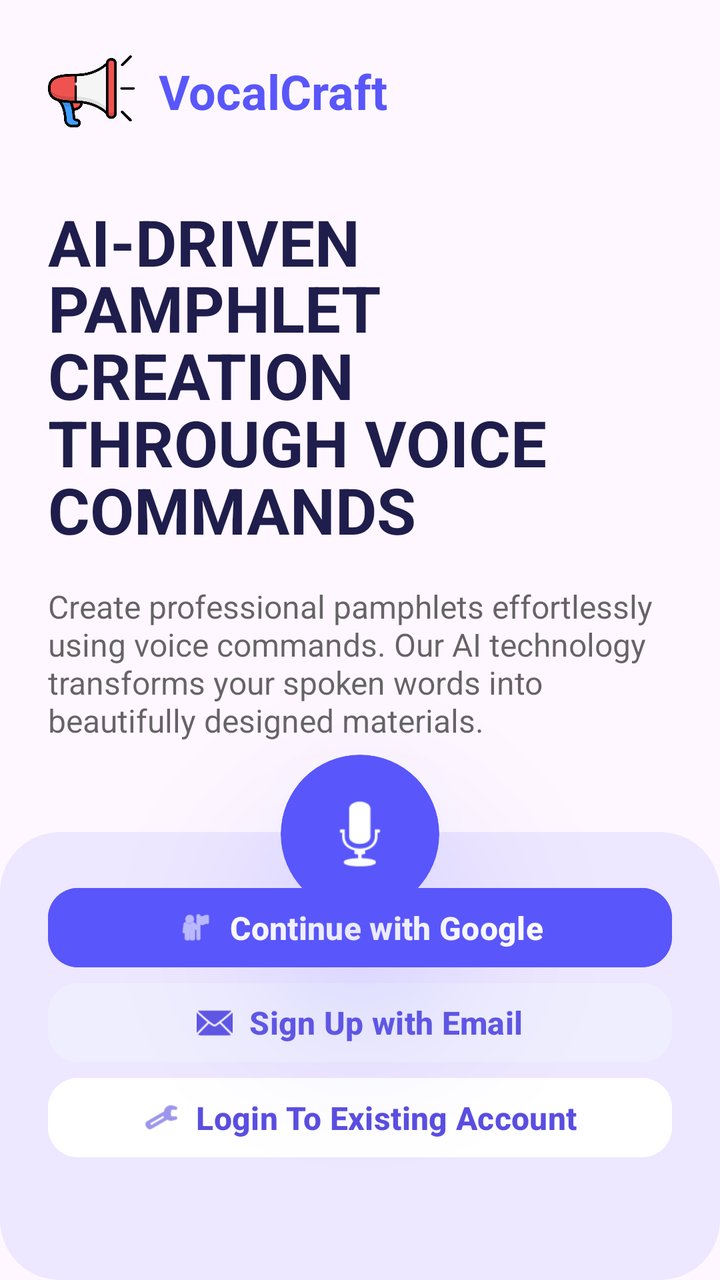
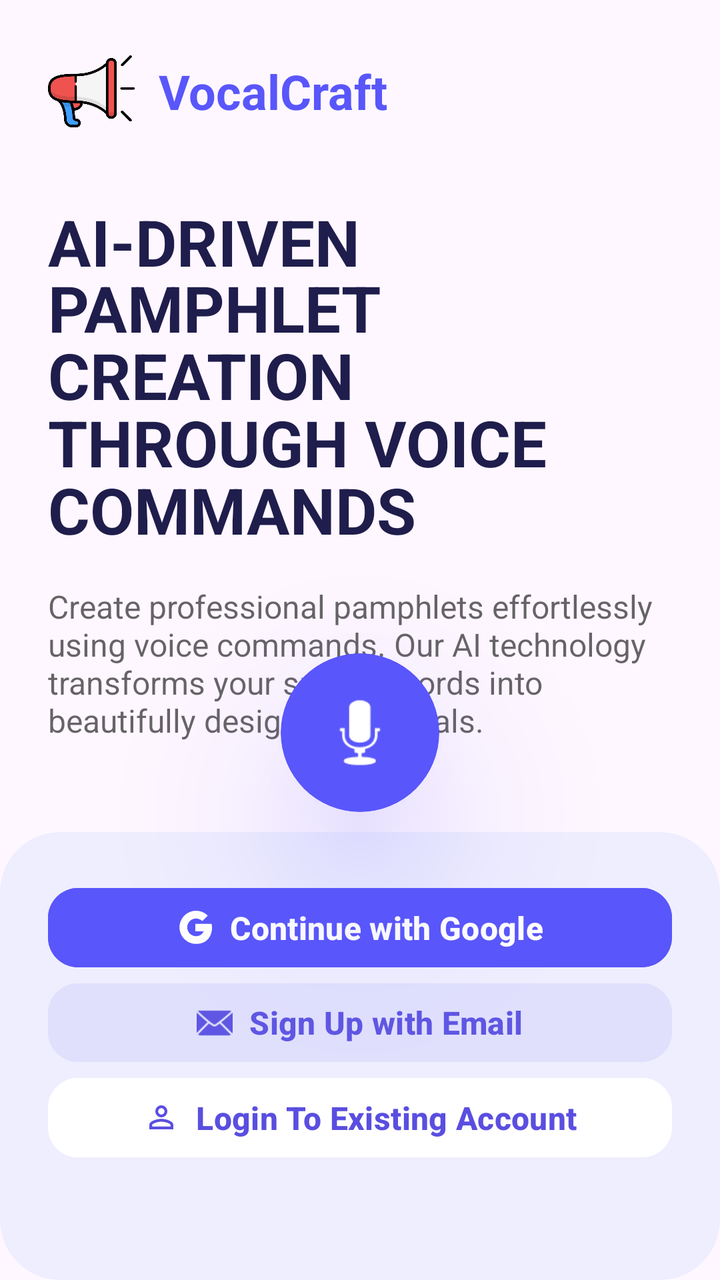

Compare the two renders of this Android layout. The source of the first and the diff that turns it into the second are given below.
<!-- AndroidManifest.xml: application theme Theme.VocalCraft -->
<!-- res/layout/signin_menu.xml -->
<?xml version="1.0" encoding="utf-8"?>
<androidx.constraintlayout.widget.ConstraintLayout 
    xmlns:android="http://schemas.android.com/apk/res/android"
    xmlns:app="http://schemas.android.com/apk/res-auto"
    android:layout_width="match_parent"
    android:layout_height="match_parent">

    
    <ImageView
        android:id="@+id/iconImage"
        android:layout_width="0dp"
        android:layout_height="0dp"
        app:layout_constraintWidth_percent="0.12"
        app:layout_constraintDimensionRatio="1:1"
        android:layout_marginStart="24dp"
        android:layout_marginTop="24dp"
        app:layout_constraintStart_toStartOf="parent"
        app:layout_constraintTop_toTopOf="parent"
        app:srcCompat="@drawable/megaphone" />

    
    <TextView
        android:id="@+id/titleText"
        android:layout_width="wrap_content"
        android:layout_height="wrap_content"
        android:text="VocalCraft"
        android:textStyle="bold"
        android:textSize="24sp"
        android:textColor="#5956fb"
        android:layout_marginStart="12dp"
        app:layout_constraintStart_toEndOf="@id/iconImage"
        app:layout_constraintTop_toTopOf="@id/iconImage"
        app:layout_constraintBottom_toBottomOf="@id/iconImage" />

    
    <TextView
        android:id="@+id/featureText"
        android:layout_width="0dp"
        android:layout_height="wrap_content"
        android:text="AI-DRIVEN\nPAMPHLET CREATION\nTHROUGH VOICE\nCOMMANDS"
        android:textSize="32sp"
        android:textStyle="bold"
        android:textColor="#1f1d4c"
        android:lineSpacingMultiplier="0.9"
        android:layout_marginHorizontal="24dp"
        android:layout_marginTop="32dp"
        app:layout_constraintStart_toStartOf="parent"
        app:layout_constraintEnd_toEndOf="parent"
        app:layout_constraintTop_toBottomOf="@id/iconImage"/>

    
    <TextView
        android:id="@+id/descriptionText"
        android:layout_width="0dp"
        android:layout_height="wrap_content"
        android:text="Create professional pamphlets effortlessly using voice commands. Our AI technology transforms your spoken words into beautifully designed materials."
        android:textSize="16sp"
        android:textColor="#99000000"
        android:layout_marginHorizontal="24dp"
        android:layout_marginTop="16dp"
        app:layout_constraintStart_toStartOf="parent"
        app:layout_constraintEnd_toEndOf="parent"
        app:layout_constraintTop_toBottomOf="@id/featureText"/>

    
    <androidx.cardview.widget.CardView
        android:id="@+id/microphoneContainer"
        android:layout_width="0dp"
        android:layout_height="0dp"
        app:layout_constraintWidth_percent="0.22"
        app:layout_constraintDimensionRatio="1:1"
        app:cardBackgroundColor="#5956fb"
        app:cardCornerRadius="1000dp"
        app:cardElevation="24dp"
        android:outlineSpotShadowColor="#5956fb"
        android:outlineAmbientShadowColor="#5956fb"
        android:stateListAnimator="@null"
        android:elevation="24dp"
        android:translationZ="24dp"
        android:layout_marginTop="24dp"
        app:layout_constraintVertical_bias="0.3"
        app:layout_constraintStart_toStartOf="parent"
        app:layout_constraintEnd_toEndOf="parent"
        app:layout_constraintBottom_toTopOf="@id/buttonContainer"
        app:layout_constraintTop_toBottomOf="@id/descriptionText">

        <ImageView
            android:id="@+id/microphoneIcon"
            android:layout_width="match_parent"
            android:layout_height="match_parent"
            android:layout_gravity="center"
            android:padding="16dp"
            android:src="@android:drawable/ic_btn_speak_now"
            app:tint="@android:color/white"/>

    </androidx.cardview.widget.CardView>

    
    <androidx.cardview.widget.CardView
        android:id="@+id/buttonContainer"
        android:layout_width="match_parent"
        android:layout_height="0dp"
        app:layout_constraintHeight_percent="0.35"
        app:cardCornerRadius="30dp"
        app:cardElevation="0dp"
        app:cardBackgroundColor="#1A5956FB"
        app:layout_constraintBottom_toBottomOf="parent">

        <androidx.constraintlayout.widget.ConstraintLayout
            android:layout_width="match_parent"
            android:layout_height="match_parent"
            android:padding="24dp">

            
            <com.google.android.material.button.MaterialButton
                android:id="@+id/googleSignInButton"
                android:layout_width="0dp"
                android:layout_height="0dp"
                app:layout_constraintHeight_percent="0.27"
                android:text="Continue with Google"
                android:textSize="16sp"
                android:textStyle="bold"
                android:backgroundTint="#5956fb"
                android:textColor="@android:color/white"
                app:cornerRadius="15dp"
                app:elevation="8dp"
                android:stateListAnimator="@null"
                android:layout_marginBottom="8dp"
                app:icon="@android:drawable/ic_menu_myplaces"
                app:iconGravity="textStart"
                app:iconPadding="8dp"
                app:iconTint="@android:color/white"
                app:layout_constraintTop_toTopOf="parent"
                app:layout_constraintStart_toStartOf="parent"
                app:layout_constraintEnd_toEndOf="parent"/>

            
            <com.google.android.material.button.MaterialButton
                android:id="@+id/signUpButton"
                android:layout_width="0dp"
                android:layout_height="0dp"
                app:layout_constraintHeight_percent="0.27"
                android:text="Sign Up with Email"
                android:textSize="16sp"
                android:textStyle="bold"
                android:backgroundTint="#efeefe"
                android:textColor="#5f56e3"
                app:cornerRadius="15dp"
                app:elevation="8dp"
                android:stateListAnimator="@null"
                android:layout_marginBottom="8dp"
                app:icon="@android:drawable/ic_dialog_email"
                app:iconGravity="textStart"
                app:iconPadding="8dp"
                app:iconTint="#5f56e3"
                app:layout_constraintTop_toBottomOf="@id/googleSignInButton"
                app:layout_constraintStart_toStartOf="parent"
                app:layout_constraintEnd_toEndOf="parent"/>

            
            <com.google.android.material.button.MaterialButton
                android:id="@+id/signInButton"
                android:layout_width="0dp"
                android:layout_height="0dp"
                app:layout_constraintHeight_percent="0.27"
                android:text="Login To Existing Account"
                android:textSize="16sp"
                android:textStyle="bold"
                android:backgroundTint="#ffffff"
                android:textColor="#5a4ee0"
                app:cornerRadius="15dp"
                app:elevation="8dp"
                android:stateListAnimator="@null"
                app:icon="@android:drawable/ic_menu_manage"
                app:iconGravity="textStart"
                app:iconPadding="8dp"
                app:iconTint="#5a4ee0"
                app:layout_constraintTop_toBottomOf="@id/signUpButton"
                app:layout_constraintStart_toStartOf="parent"
                app:layout_constraintEnd_toEndOf="parent"/>

        </androidx.constraintlayout.widget.ConstraintLayout>

    </androidx.cardview.widget.CardView>

</androidx.constraintlayout.widget.ConstraintLayout>
<!-- resources referenced by this layout -->
<resources>
  <!-- drawable megaphone: png bitmap (drawable, 20485 bytes) -->
  <style name="Theme.VocalCraft" parent="Base.Theme.VocalCraft" />
  <style name="Base.Theme.VocalCraft" parent="Theme.Material3.DayNight.NoActionBar">
          
          <item name="colorButtonNormal">#67eb34</item>
      </style>
</resources>

<!-- the commit's change to res/layout/signin_menu.xml (unified diff, before → after) -->
@@ -67,22 +67,20 @@
         android:id="@+id/microphoneContainer"
         android:layout_width="0dp"
         android:layout_height="0dp"
-        app:layout_constraintWidth_percent="0.22"
-        app:layout_constraintDimensionRatio="1:1"
+        android:layout_marginBottom="10dp"
+        android:elevation="24dp"
+        android:outlineAmbientShadowColor="#5956fb"
+        android:outlineSpotShadowColor="#5956fb"
+        android:stateListAnimator="@null"
+        android:translationZ="24dp"
         app:cardBackgroundColor="#5956fb"
         app:cardCornerRadius="1000dp"
         app:cardElevation="24dp"
-        android:outlineSpotShadowColor="#5956fb"
-        android:outlineAmbientShadowColor="#5956fb"
-        android:stateListAnimator="@null"
-        android:elevation="24dp"
-        android:translationZ="24dp"
-        android:layout_marginTop="24dp"
-        app:layout_constraintVertical_bias="0.3"
+        app:layout_constraintBottom_toTopOf="@id/buttonContainer"
+        app:layout_constraintDimensionRatio="1:1"
+        app:layout_constraintEnd_toEndOf="parent"
         app:layout_constraintStart_toStartOf="parent"
-        app:layout_constraintEnd_toEndOf="parent"
-        app:layout_constraintBottom_toTopOf="@id/buttonContainer"
-        app:layout_constraintTop_toBottomOf="@id/descriptionText">
+        app:layout_constraintWidth_percent="0.22">
 
         <ImageView
             android:id="@+id/microphoneIcon"
@@ -91,7 +89,7 @@
             android:layout_gravity="center"
             android:padding="16dp"
             android:src="@android:drawable/ic_btn_speak_now"
-            app:tint="@android:color/white"/>
+            app:tint="@android:color/white" />
 
     </androidx.cardview.widget.CardView>
 
@@ -103,7 +101,7 @@
         app:layout_constraintHeight_percent="0.35"
         app:cardCornerRadius="30dp"
         app:cardElevation="0dp"
-        app:cardBackgroundColor="#1A5956FB"
+        app:cardBackgroundColor="#efeefe"
         app:layout_constraintBottom_toBottomOf="parent">
 
         <androidx.constraintlayout.widget.ConstraintLayout
@@ -126,7 +124,7 @@
                 app:elevation="8dp"
                 android:stateListAnimator="@null"
                 android:layout_marginBottom="8dp"
-                app:icon="@android:drawable/ic_menu_myplaces"
+                app:icon="@drawable/ic_google"
                 app:iconGravity="textStart"
                 app:iconPadding="8dp"
                 app:iconTint="@android:color/white"
@@ -143,7 +141,7 @@
                 android:text="Sign Up with Email"
                 android:textSize="16sp"
                 android:textStyle="bold"
-                android:backgroundTint="#efeefe"
+                android:backgroundTint="#E0E0FD"
                 android:textColor="#5f56e3"
                 app:cornerRadius="15dp"
                 app:elevation="8dp"
@@ -171,7 +169,7 @@
                 app:cornerRadius="15dp"
                 app:elevation="8dp"
                 android:stateListAnimator="@null"
-                app:icon="@android:drawable/ic_menu_manage"
+                app:icon="@drawable/ic_person"
                 app:iconGravity="textStart"
                 app:iconPadding="8dp"
                 app:iconTint="#5a4ee0"
<!-- resource entries referenced after the edit -->
@@ -1,5 +1,21 @@
 <!-- resources referenced by this layout -->
 <resources>
+  <!-- drawable ic_google (drawable) -->
+  <vector xmlns:android="http://schemas.android.com/apk/res/android"
+      android:width="50dp"
+      android:height="50dp"
+      android:viewportWidth="50"
+      android:viewportHeight="50">
+    <path
+        android:fillColor="#FF000000"
+        android:pathData="M25.996,48C13.313,48 2.992,37.684 2.992,25C2.992,12.316 13.313,2 25.996,2C31.742,2 37.242,4.129 41.488,7.996L42.262,8.703L34.676,16.289L33.973,15.688C31.746,13.781 28.914,12.73 25.996,12.73C19.23,12.73 13.723,18.234 13.723,25C13.723,31.766 19.23,37.27 25.996,37.27C30.875,37.27 34.73,34.777 36.547,30.531L24.996,30.531L24.996,20.176L47.547,20.207L47.715,21C48.891,26.582 47.949,34.793 43.184,40.668C39.238,45.531 33.457,48 25.996,48Z"/>
+  </vector>
+  <!-- drawable ic_person (drawable) -->
+  <vector xmlns:android="http://schemas.android.com/apk/res/android" android:height="24dp" android:tint="#434242" android:viewportHeight="24" android:viewportWidth="24" android:width="24dp">
+        
+      <path android:fillColor="@android:color/white" android:pathData="M12,5.9c1.16,0 2.1,0.94 2.1,2.1s-0.94,2.1 -2.1,2.1S9.9,9.16 9.9,8s0.94,-2.1 2.1,-2.1m0,9c2.97,0 6.1,1.46 6.1,2.1v1.1L5.9,18.1L5.9,17c0,-0.64 3.13,-2.1 6.1,-2.1M12,4C9.79,4 8,5.79 8,8s1.79,4 4,4 4,-1.79 4,-4 -1.79,-4 -4,-4zM12,13c-2.67,0 -8,1.34 -8,4v3h16v-3c0,-2.66 -5.33,-4 -8,-4z"/>
+      
+  </vector>
   <!-- drawable megaphone: png bitmap (drawable, 20485 bytes) -->
   <style name="Theme.VocalCraft" parent="Base.Theme.VocalCraft" />
   <style name="Base.Theme.VocalCraft" parent="Theme.Material3.DayNight.NoActionBar">
